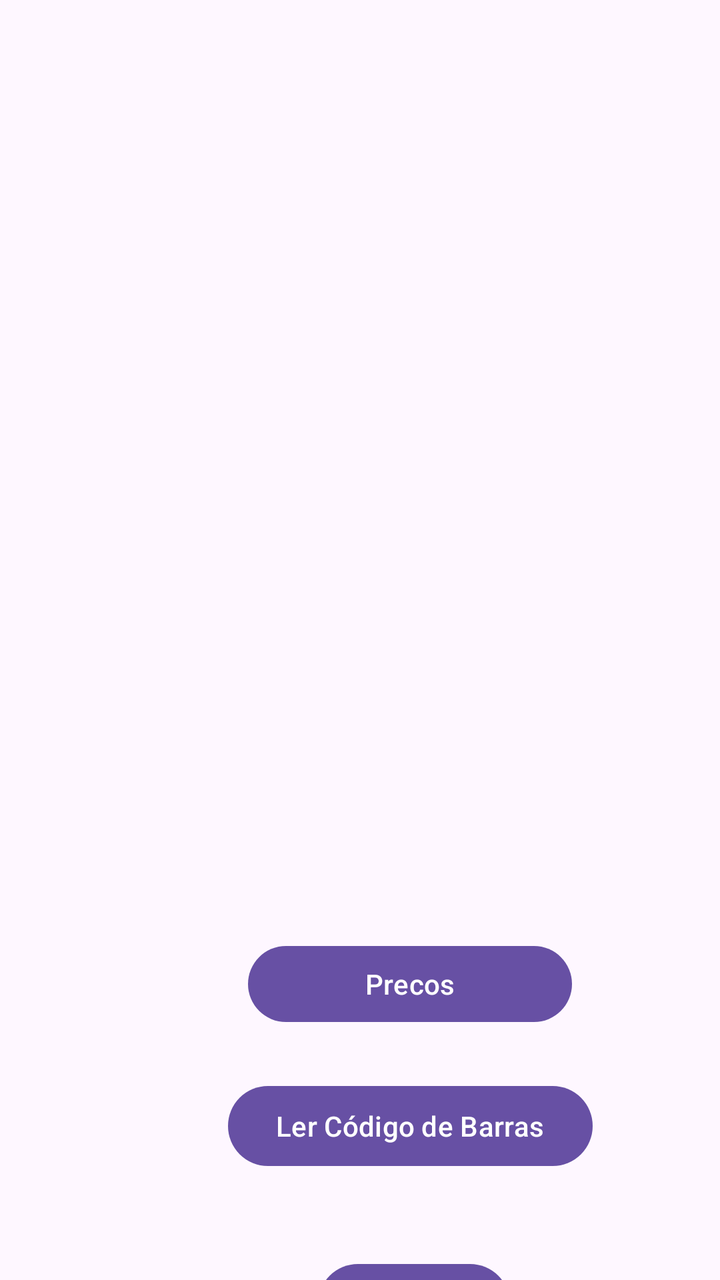
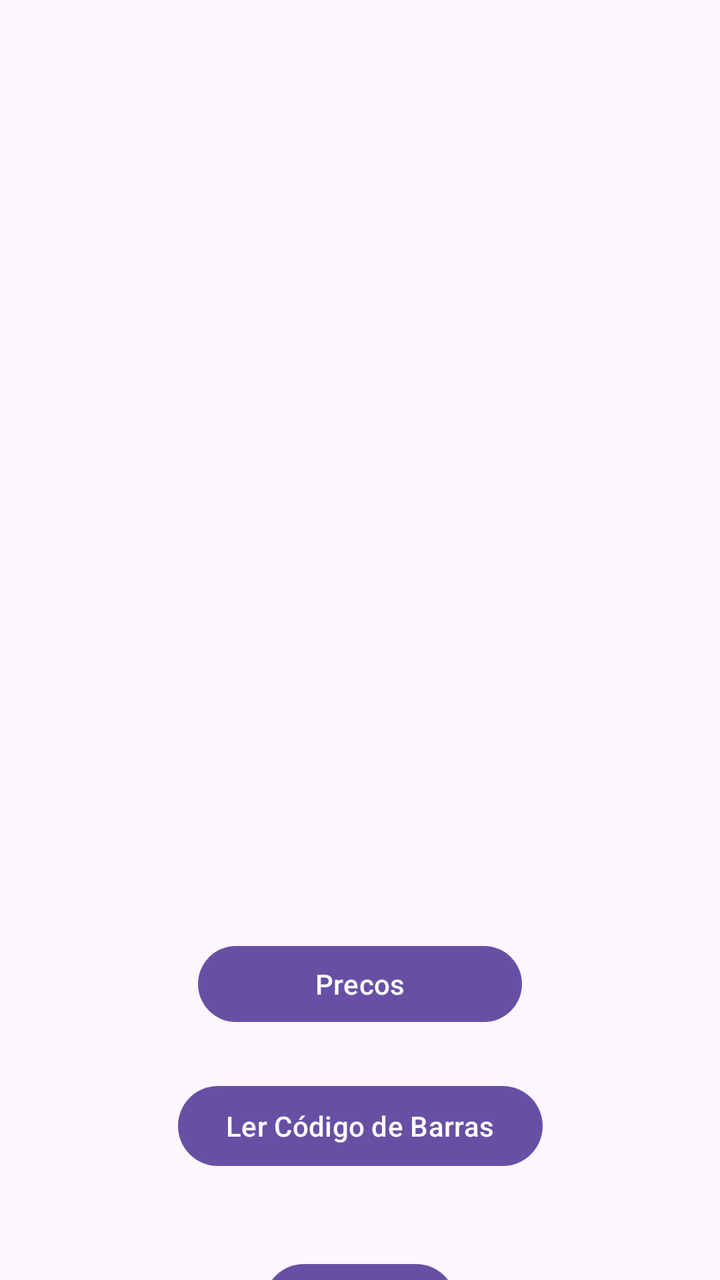

The first picture is an Android layout as it rendered before a commit; the second is the same layout after the commit. The layout source and the unified diff follow.
<!-- AndroidManifest.xml: application theme Theme.ProjectDroid_1220893_1241190 -->
<!-- res/layout/activity_funcionario.xml -->
<?xml version="1.0" encoding="utf-8"?>
<androidx.constraintlayout.widget.ConstraintLayout xmlns:android="http://schemas.android.com/apk/res/android"
    xmlns:app="http://schemas.android.com/apk/res-auto"
    xmlns:tools="http://schemas.android.com/tools"
    android:id="@+id/main"
    android:layout_width="match_parent"
    android:layout_height="match_parent"
    tools:context=".ui.Funcionario">

    <EditText
        android:id="@+id/editTextTipo"
        android:layout_width="match_parent"
        android:layout_height="wrap_content"
        android:hint="Escreve o tipo"
        app:layout_constraintBottom_toBottomOf="parent"
        app:layout_constraintEnd_toEndOf="parent"
        app:layout_constraintHorizontal_bias="0.0"
        app:layout_constraintStart_toStartOf="parent"
        app:layout_constraintTop_toTopOf="parent"
        app:layout_constraintVertical_bias="0.059"
        android:visibility="gone"
        tools:visibility="visible"/>

    <Button
        android:id="@+id/buttonAdicionarTipo2"
        android:layout_width="wrap_content"
        android:layout_height="wrap_content"
        android:layout_marginTop="108dp"
        android:text="Adicionar"
        app:layout_constraintEnd_toEndOf="parent"
        app:layout_constraintHorizontal_bias="0.447"
        app:layout_constraintStart_toStartOf="parent"
        app:layout_constraintTop_toBottomOf="@id/editTextTipo"
        android:visibility="gone"
        tools:visibility="visible"/>

    <EditText
        android:id="@+id/editTextTipo2"
        android:layout_width="match_parent"
        android:layout_height="wrap_content"
        android:hint="Escreve o produto"
        app:layout_constraintBottom_toBottomOf="parent"
        app:layout_constraintEnd_toEndOf="parent"
        app:layout_constraintHorizontal_bias="0.0"
        app:layout_constraintStart_toStartOf="parent"
        app:layout_constraintTop_toTopOf="parent"
        app:layout_constraintVertical_bias="0.223"
        android:visibility="gone"
        tools:visibility="visible"/>

    <Button
        android:id="@+id/buttonAdicionarTipo"
        android:layout_width="wrap_content"
        android:layout_height="wrap_content"
        android:text="Adicionar"
        app:layout_constraintEnd_toEndOf="parent"
        app:layout_constraintHorizontal_bias="0.447"
        app:layout_constraintStart_toStartOf="parent"
        app:layout_constraintTop_toBottomOf="@id/editTextTipo"
        android:visibility="gone"
        tools:visibility="visible"/>

    <Button
        android:id="@+id/goPrecoProduto"
        android:layout_width="162dp"
        android:layout_height="46dp"
        android:layout_marginStart="124dp"
        android:layout_marginTop="24dp"
        android:layout_marginBottom="8dp"
        android:text="Precos"
        app:layout_constraintBottom_toTopOf="@+id/buttonGoCodigoBarras"
        app:layout_constraintStart_toStartOf="parent"
        app:layout_constraintTop_toBottomOf="@+id/buttonGoListProdutos" />

    <Button
        android:id="@+id/buttonGoListProdutos"
        android:layout_width="wrap_content"
        android:layout_height="wrap_content"
        android:layout_marginBottom="404dp"
        android:text="Ver Produtos"
        android:visibility="gone"
        app:layout_constraintBottom_toBottomOf="parent"
        app:layout_constraintEnd_toEndOf="parent"
        app:layout_constraintHorizontal_bias="0.498"
        app:layout_constraintStart_toStartOf="parent"
        tools:visibility="visible" />

    <Button
        android:id="@+id/buttonGoCodigoBarras"
        android:layout_width="wrap_content"
        android:layout_height="wrap_content"
        android:layout_marginStart="114dp"
        android:layout_marginTop="16dp"
        android:layout_marginEnd="115dp"
        android:layout_marginBottom="248dp"
        android:text="Ler Código de Barras"
        app:layout_constraintBottom_toBottomOf="parent"
        app:layout_constraintEnd_toEndOf="parent"
        app:layout_constraintHorizontal_bias="0.0"
        app:layout_constraintStart_toStartOf="parent"
        app:layout_constraintTop_toBottomOf="@+id/goPrecoProduto" />

    <Button
        android:id="@+id/buttonGoHorario"
        android:layout_width="wrap_content"
        android:layout_height="wrap_content"
        android:layout_marginStart="159dp"
        android:layout_marginTop="41dp"
        android:text="Horario"
        app:layout_constraintStart_toStartOf="parent"
        app:layout_constraintTop_toBottomOf="@+id/buttonGoCodigoBarras" />

    <Button
        android:id="@+id/buttonGoListaTurnos"
        android:layout_width="wrap_content"
        android:layout_height="wrap_content"
        android:layout_marginStart="140dp"
        android:layout_marginTop="44dp"
        android:text="Lista Turnos"
        app:layout_constraintStart_toStartOf="parent"
        app:layout_constraintTop_toBottomOf="@+id/buttonGoHorario" />

</androidx.constraintlayout.widget.ConstraintLayout>
<!-- resources referenced by this layout -->
<resources>
  <style name="Theme.ProjectDroid_1220893_1241190" parent="Base.Theme.ProjectDroid_1220893_1241190" />
  <style name="Base.Theme.ProjectDroid_1220893_1241190" parent="Theme.Material3.DayNight.NoActionBar">
          
          
      </style>
</resources>

<!-- the commit's change to res/layout/activity_funcionario.xml (unified diff, before → after) -->
@@ -64,11 +64,11 @@
         android:id="@+id/goPrecoProduto"
         android:layout_width="162dp"
         android:layout_height="46dp"
-        android:layout_marginStart="124dp"
         android:layout_marginTop="24dp"
         android:layout_marginBottom="8dp"
         android:text="Precos"
         app:layout_constraintBottom_toTopOf="@+id/buttonGoCodigoBarras"
+        app:layout_constraintEnd_toEndOf="parent"
         app:layout_constraintStart_toStartOf="parent"
         app:layout_constraintTop_toBottomOf="@+id/buttonGoListProdutos" />
 
@@ -89,14 +89,11 @@
         android:id="@+id/buttonGoCodigoBarras"
         android:layout_width="wrap_content"
         android:layout_height="wrap_content"
-        android:layout_marginStart="114dp"
         android:layout_marginTop="16dp"
-        android:layout_marginEnd="115dp"
         android:layout_marginBottom="248dp"
         android:text="Ler Código de Barras"
         app:layout_constraintBottom_toBottomOf="parent"
         app:layout_constraintEnd_toEndOf="parent"
-        app:layout_constraintHorizontal_bias="0.0"
         app:layout_constraintStart_toStartOf="parent"
         app:layout_constraintTop_toBottomOf="@+id/goPrecoProduto" />
 
@@ -104,9 +101,9 @@
         android:id="@+id/buttonGoHorario"
         android:layout_width="wrap_content"
         android:layout_height="wrap_content"
-        android:layout_marginStart="159dp"
         android:layout_marginTop="41dp"
         android:text="Horario"
+        app:layout_constraintEnd_toEndOf="parent"
         app:layout_constraintStart_toStartOf="parent"
         app:layout_constraintTop_toBottomOf="@+id/buttonGoCodigoBarras" />
 
@@ -114,9 +111,9 @@
         android:id="@+id/buttonGoListaTurnos"
         android:layout_width="wrap_content"
         android:layout_height="wrap_content"
-        android:layout_marginStart="140dp"
         android:layout_marginTop="44dp"
         android:text="Lista Turnos"
+        app:layout_constraintEnd_toEndOf="parent"
         app:layout_constraintStart_toStartOf="parent"
         app:layout_constraintTop_toBottomOf="@+id/buttonGoHorario" />
 
